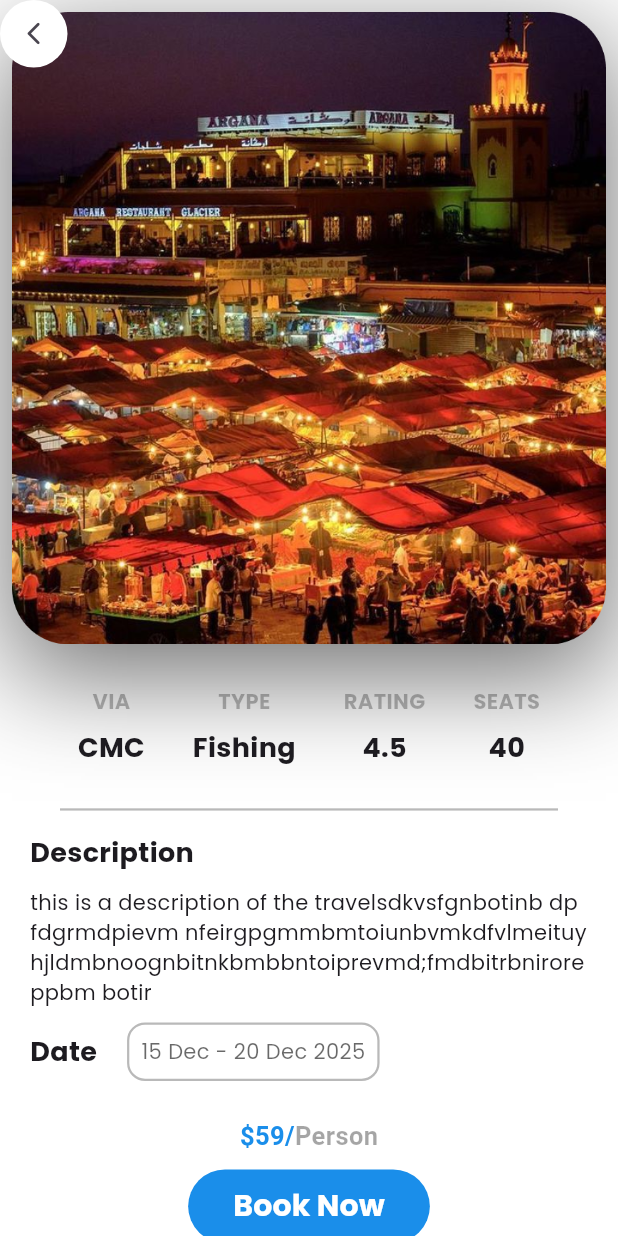
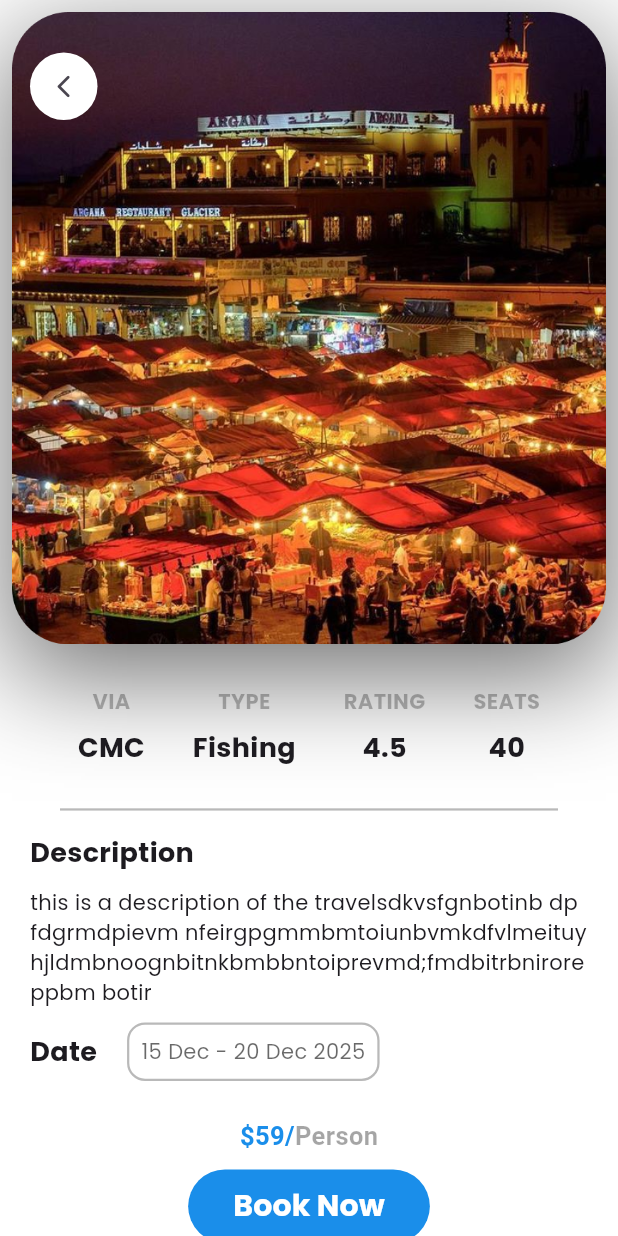
Before and after one commit to AbdelaliDuiche6/cmc_travel_app, a Flutter app: the TravelDetails screen opened directly, on a phone screen of 412 x 824 dp. Run offline on Flutter 3.47's test engine with Material 3 defaults, Android fonts, the phone set to English and light mode, and no system bars; our stand-ins replace flutter_svg, supabase_flutter; accounts and stored records are empty.

Commit message:
Add travel details screen.

```diff
--- a/lib/pages/stagiaire/screens/travel_details.dart
+++ b/lib/pages/stagiaire/screens/travel_details.dart
@@ -17,7 +17,9 @@ class _TravelDetailsState extends State<TravelDetails> {
     showModalBottomSheet(
       context: context,
       isDismissible: true,
-      // shape: ,
+      shape: RoundedRectangleBorder(
+        borderRadius: BorderRadius.vertical(top: Radius.circular(20)),
+      ),
       builder: (ctx) => Payment(),
     );
   }
@@ -51,6 +53,7 @@ class _TravelDetailsState extends State<TravelDetails> {
                   CustomBackButton(
                     backgroundColor: Colors.white,
                     onTap: () => {Navigator.of(context).pop()},
+                    margin: EdgeInsets.only(top: 35, left: 20),
                   ),
                 ],
               ),
@@ -179,6 +182,7 @@ class _TravelDetailsState extends State<TravelDetails> {
                   ),
                 ],
               ),
+              SizedBox(height: 25),
             ],
           ),
         ),
```
